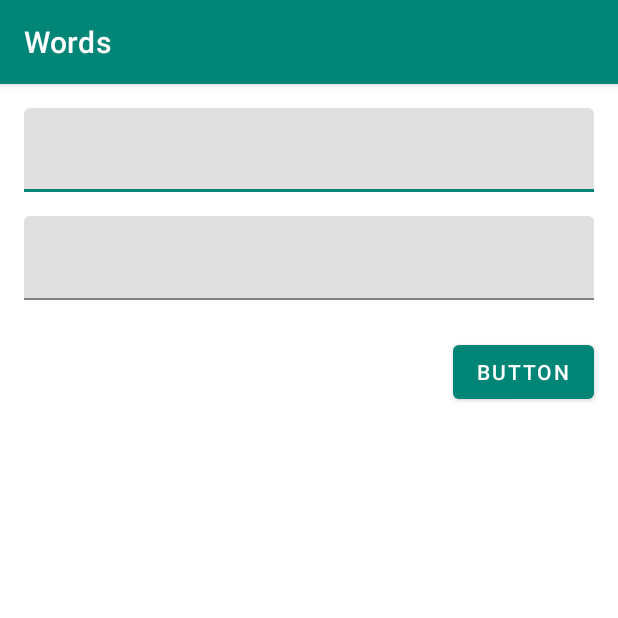
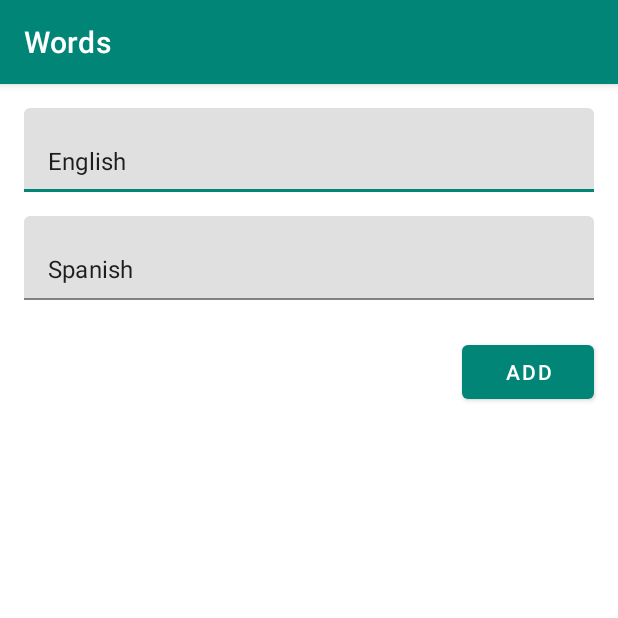
Before and after one commit to dakinne/Words, an Android app: the WordFormActivity screen opened directly, with no data from a screen before it, on a phone screen of 412 x 824 dp, the top half of it. Run offline under Robolectric (Android 15) with nearby library versions, the phone set to English and light mode, and no system bars.

Commit message:
Move hardcoded strings to strings.xml

```diff
--- a/app/src/main/res/layout/word_form_activity.xml
+++ b/app/src/main/res/layout/word_form_activity.xml
@@ -2,12 +2,11 @@
 <androidx.constraintlayout.widget.ConstraintLayout
   xmlns:android="http://schemas.android.com/apk/res/android"
   xmlns:app="http://schemas.android.com/apk/res-auto"
-  xmlns:tools="http://schemas.android.com/tools"
   android:layout_height="match_parent"
   android:layout_width="match_parent">
 
   <com.google.android.material.textfield.TextInputLayout
-    android:id="@+id/textInputLayout"
+    android:id="@+id/tlEnglish"
     android:layout_width="match_parent"
     android:layout_height="wrap_content"
     android:layout_marginStart="16dp"
@@ -20,12 +19,12 @@
     <com.google.android.material.textfield.TextInputEditText
       android:layout_width="match_parent"
       android:layout_height="wrap_content"
-      tools:text="English" />
+      android:text="@string/word_english" />
 
   </com.google.android.material.textfield.TextInputLayout>
 
   <com.google.android.material.textfield.TextInputLayout
-    android:id="@+id/textInputLayout2"
+    android:id="@+id/tlSpanish"
     android:layout_width="match_parent"
     android:layout_height="wrap_content"
     android:layout_marginStart="16dp"
@@ -33,12 +32,12 @@
     android:layout_marginEnd="16dp"
     app:layout_constraintEnd_toEndOf="parent"
     app:layout_constraintStart_toStartOf="parent"
-    app:layout_constraintTop_toBottomOf="@+id/textInputLayout">
+    app:layout_constraintTop_toBottomOf="@+id/tlEnglish">
 
     <com.google.android.material.textfield.TextInputEditText
       android:layout_width="match_parent"
       android:layout_height="wrap_content"
-      tools:text="Spanish" />
+      android:text="@string/word_spanish" />
 
   </com.google.android.material.textfield.TextInputLayout>
 
@@ -48,8 +47,8 @@
     android:layout_height="wrap_content"
     android:layout_marginTop="24dp"
     android:layout_marginEnd="16dp"
-    android:text="Button"
+    android:text="@string/word_add"
     app:layout_constraintEnd_toEndOf="parent"
-    app:layout_constraintTop_toBottomOf="@+id/textInputLayout2" />
+    app:layout_constraintTop_toBottomOf="@+id/tlSpanish" />
 
 </androidx.constraintlayout.widget.ConstraintLayout>
--- a/app/src/main/res/values/strings.xml
+++ b/app/src/main/res/values/strings.xml
@@ -1,3 +1,7 @@
 <resources>
   <string name="app_name">Words</string>
+
+  <string name="word_add">Add</string>
+  <string name="word_english">English</string>
+  <string name="word_spanish">Spanish</string>
 </resources>
```
